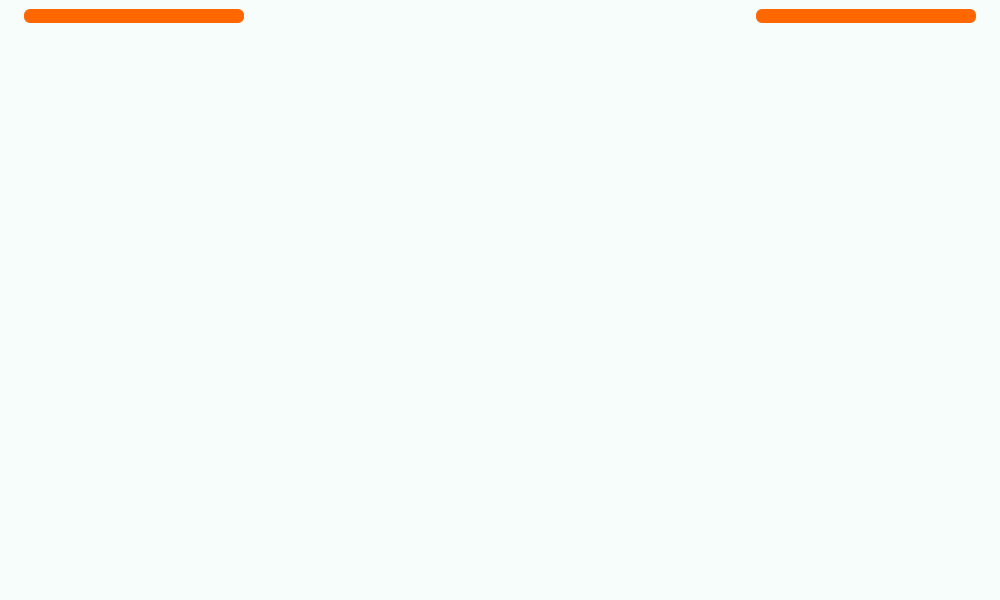
Qt form main.ui (Farazist/raspberrypi-app) before a commit.
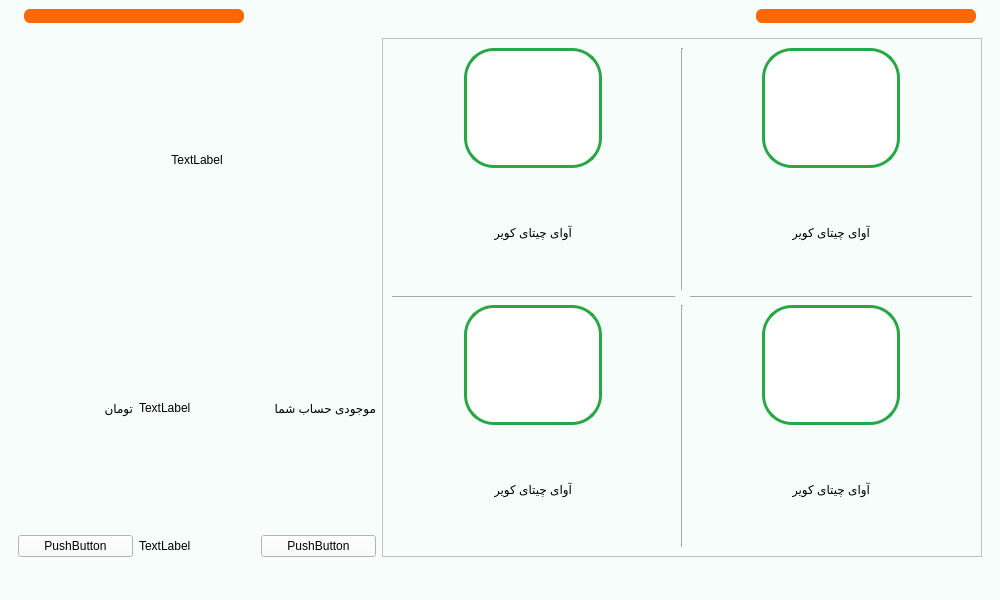
The same form after that commit. The open tabs and pages were chosen to show the change. Icons and pictures are not drawn.

What changed in the file:
```diff
--- a/main.ui
+++ b/main.ui
@@ -3567,7 +3567,7 @@
                </widget>
               </item>
               <item alignment="Qt::AlignHCenter">
-               <widget class="QLabel" name="label_20">
+               <widget class="QLabel" name="lblCharity_2">
                 <property name="styleSheet">
                  <string notr="true">font: 18pt &quot;IRANSans&quot;;
 color:#000000;</string>
@@ -3582,7 +3582,7 @@
             <item row="2" column="0">
              <layout class="QVBoxLayout" name="verticalLayout_36">
               <item alignment="Qt::AlignHCenter">
-               <widget class="QPushButton" name="pushButton_3">
+               <widget class="QPushButton" name="btnCharity_3">
                 <property name="minimumSize">
                  <size>
                   <width>0</width>
@@ -3624,7 +3624,7 @@
                </widget>
               </item>
               <item alignment="Qt::AlignHCenter">
-               <widget class="QLabel" name="label_18">
+               <widget class="QLabel" name="lblCharity_3">
                 <property name="toolTip">
                  <string>&lt;html&gt;&lt;head/&gt;&lt;body&gt;&lt;p&gt;کمیته امداد امام خمینی&lt;/p&gt;&lt;/body&gt;&lt;/html&gt;</string>
                 </property>
@@ -3656,7 +3656,7 @@
             <item row="2" column="2">
              <layout class="QVBoxLayout" name="verticalLayout_35">
               <item alignment="Qt::AlignHCenter">
-               <widget class="QPushButton" name="pushButton_5">
+               <widget class="QPushButton" name="btnCharity_4">
                 <property name="minimumSize">
                  <size>
                   <width>0</width>
@@ -3698,7 +3698,7 @@
                </widget>
               </item>
               <item alignment="Qt::AlignHCenter">
-               <widget class="QLabel" name="label_13">
+               <widget class="QLabel" name="lblCharity_4">
                 <property name="styleSheet">
                  <string notr="true">font: 18pt &quot;IRANSans&quot;;
 color:#000000;</string>
@@ -3762,7 +3762,7 @@
                </widget>
               </item>
               <item alignment="Qt::AlignHCenter">
-               <widget class="QLabel" name="label_19">
+               <widget class="QLabel" name="lblCharity_1">
                 <property name="styleSheet">
                  <string notr="true">font: 18pt &quot;IRANSans&quot;;
 color:#000000;</string>
@@ -3787,7 +3787,347 @@
         </item>
        </layout>
       </widget>
-      <widget class="QWidget" name="pageEnvirnmentalProtection"/>
+      <widget class="QWidget" name="pageEnvirnmentalProtection">
+       <layout class="QHBoxLayout" name="horizontalLayout_28">
+        <item>
+         <layout class="QVBoxLayout" name="verticalLayout_40">
+          <item alignment="Qt::AlignHCenter">
+           <widget class="QLabel" name="lblSelectedEnvirnmentalProtection">
+            <property name="styleSheet">
+             <string notr="true">font: 26pt &quot;IRANSans&quot;;
+color:#000000;</string>
+            </property>
+            <property name="text">
+             <string>TextLabel</string>
+            </property>
+            <property name="alignment">
+             <set>Qt::AlignCenter</set>
+            </property>
+           </widget>
+          </item>
+          <item>
+           <layout class="QHBoxLayout" name="horizontalLayout_29">
+            <item>
+             <widget class="QLabel" name="label_19">
+              <property name="text">
+               <string>تومان</string>
+              </property>
+             </widget>
+            </item>
+            <item>
+             <widget class="QLabel" name="label_18">
+              <property name="text">
+               <string>TextLabel</string>
+              </property>
+             </widget>
+            </item>
+            <item>
+             <widget class="QLabel" name="label_13">
+              <property name="text">
+               <string>موجودی حساب شما</string>
+              </property>
+             </widget>
+            </item>
+           </layout>
+          </item>
+          <item>
+           <layout class="QHBoxLayout" name="horizontalLayout_30">
+            <item>
+             <widget class="QPushButton" name="pushButton_5">
+              <property name="text">
+               <string>PushButton</string>
+              </property>
+             </widget>
+            </item>
+            <item>
+             <widget class="QLabel" name="label_20">
+              <property name="text">
+               <string>TextLabel</string>
+              </property>
+             </widget>
+            </item>
+            <item>
+             <widget class="QPushButton" name="pushButton_3">
+              <property name="text">
+               <string>PushButton</string>
+              </property>
+             </widget>
+            </item>
+           </layout>
+          </item>
+         </layout>
+        </item>
+        <item>
+         <widget class="QScrollArea" name="scrollArea_4">
+          <property name="maximumSize">
+           <size>
+            <width>600</width>
+            <height>16777215</height>
+           </size>
+          </property>
+          <property name="widgetResizable">
+           <bool>true</bool>
+          </property>
+          <widget class="QWidget" name="scrollAreaWidgetContents_3">
+           <property name="geometry">
+            <rect>
+             <x>0</x>
+             <y>0</y>
+             <width>581</width>
+             <height>525</height>
+            </rect>
+           </property>
+           <layout class="QGridLayout" name="gridLayout_5">
+            <item row="0" column="0">
+             <layout class="QVBoxLayout" name="verticalLayout_49">
+              <item alignment="Qt::AlignHCenter">
+               <widget class="QPushButton" name="pushButton">
+                <property name="maximumSize">
+                 <size>
+                  <width>200</width>
+                  <height>200</height>
+                 </size>
+                </property>
+                <property name="styleSheet">
+                 <string notr="true">QPushButton{
+background-color: #ffffff; 
+border: 3px solid #28a745; 
+border-radius: 30px;
+outline-style: none;
+padding: 50px;
+}
+QPushButton:pressed {
+background-color: #6fdc89;
+border-style: inset;
+}</string>
+                </property>
+                <property name="text">
+                 <string/>
+                </property>
+                <property name="icon">
+                 <iconset>
+                  <normaloff>images/envirnmentalProtection/cheeco.png</normaloff>images/envirnmentalProtection/cheeco.png</iconset>
+                </property>
+                <property name="iconSize">
+                 <size>
+                  <width>150</width>
+                  <height>150</height>
+                 </size>
+                </property>
+               </widget>
+              </item>
+              <item alignment="Qt::AlignHCenter">
+               <widget class="QLabel" name="label_22">
+                <property name="styleSheet">
+                 <string notr="true">font: 18pt &quot;IRANSans&quot;;
+color:#000000;</string>
+                </property>
+                <property name="text">
+                 <string>آوای چیتای کویر</string>
+                </property>
+                <property name="alignment">
+                 <set>Qt::AlignCenter</set>
+                </property>
+               </widget>
+              </item>
+             </layout>
+            </item>
+            <item row="2" column="2">
+             <layout class="QVBoxLayout" name="verticalLayout_47">
+              <item alignment="Qt::AlignHCenter">
+               <widget class="QPushButton" name="pushButton_10">
+                <property name="maximumSize">
+                 <size>
+                  <width>200</width>
+                  <height>200</height>
+                 </size>
+                </property>
+                <property name="styleSheet">
+                 <string notr="true">QPushButton{
+background-color: #ffffff; 
+border: 3px solid #28a745; 
+border-radius: 30px;
+outline-style: none;
+padding: 50px;
+}
+QPushButton:pressed {
+background-color: #6fdc89;
+border-style: inset;
+}</string>
+                </property>
+                <property name="text">
+                 <string/>
+                </property>
+                <property name="icon">
+                 <iconset>
+                  <normaloff>images/envirnmentalProtection/cheeco.png</normaloff>images/envirnmentalProtection/cheeco.png</iconset>
+                </property>
+                <property name="iconSize">
+                 <size>
+                  <width>150</width>
+                  <height>150</height>
+                 </size>
+                </property>
+               </widget>
+              </item>
+              <item alignment="Qt::AlignHCenter">
+               <widget class="QLabel" name="label_26">
+                <property name="styleSheet">
+                 <string notr="true">font: 18pt &quot;IRANSans&quot;;
+color:#000000;</string>
+                </property>
+                <property name="text">
+                 <string>آوای چیتای کویر</string>
+                </property>
+                <property name="alignment">
+                 <set>Qt::AlignCenter</set>
+                </property>
+               </widget>
+              </item>
+             </layout>
+            </item>
+            <item row="0" column="2">
+             <layout class="QVBoxLayout" name="verticalLayout_50">
+              <item alignment="Qt::AlignHCenter">
+               <widget class="QPushButton" name="pushButton_8">
+                <property name="maximumSize">
+                 <size>
+                  <width>200</width>
+                  <height>200</height>
+                 </size>
+                </property>
+                <property name="styleSheet">
+                 <string notr="true">QPushButton{
+background-color: #ffffff; 
+border: 3px solid #28a745; 
+border-radius: 30px;
+outline-style: none;
+padding: 50px;
+}
+QPushButton:pressed {
+background-color: #6fdc89;
+border-style: inset;
+}</string>
+                </property>
+                <property name="text">
+                 <string/>
+                </property>
+                <property name="icon">
+                 <iconset>
+                  <normaloff>images/envirnmentalProtection/cheeco.png</normaloff>images/envirnmentalProtection/cheeco.png</iconset>
+                </property>
+                <property name="iconSize">
+                 <size>
+                  <width>150</width>
+                  <height>150</height>
+                 </size>
+                </property>
+               </widget>
+              </item>
+              <item alignment="Qt::AlignHCenter">
+               <widget class="QLabel" name="label_24">
+                <property name="styleSheet">
+                 <string notr="true">font: 18pt &quot;IRANSans&quot;;
+color:#000000;</string>
+                </property>
+                <property name="text">
+                 <string>آوای چیتای کویر</string>
+                </property>
+                <property name="alignment">
+                 <set>Qt::AlignCenter</set>
+                </property>
+               </widget>
+              </item>
+             </layout>
+            </item>
+            <item row="1" column="0">
+             <widget class="Line" name="line_6">
+              <property name="orientation">
+               <enum>Qt::Horizontal</enum>
+              </property>
+             </widget>
+            </item>
+            <item row="2" column="0">
+             <layout class="QVBoxLayout" name="verticalLayout_48">
+              <item alignment="Qt::AlignHCenter">
+               <widget class="QPushButton" name="pushButton_9">
+                <property name="maximumSize">
+                 <size>
+                  <width>200</width>
+                  <height>200</height>
+                 </size>
+                </property>
+                <property name="styleSheet">
+                 <string notr="true">QPushButton{
+background-color: #ffffff; 
+border: 3px solid #28a745; 
+border-radius: 30px;
+outline-style: none;
+padding: 50px;
+}
+QPushButton:pressed {
+background-color: #6fdc89;
+border-style: inset;
+}</string>
+                </property>
+                <property name="text">
+                 <string/>
+                </property>
+                <property name="icon">
+                 <iconset>
+                  <normaloff>images/envirnmentalProtection/cheeco.png</normaloff>images/envirnmentalProtection/cheeco.png</iconset>
+                </property>
+                <property name="iconSize">
+                 <size>
+                  <width>150</width>
+                  <height>150</height>
+                 </size>
+                </property>
+               </widget>
+              </item>
+              <item alignment="Qt::AlignHCenter">
+               <widget class="QLabel" name="label_25">
+                <property name="styleSheet">
+                 <string notr="true">font: 18pt &quot;IRANSans&quot;;
+color:#000000;</string>
+                </property>
+                <property name="text">
+                 <string>آوای چیتای کویر</string>
+                </property>
+                <property name="alignment">
+                 <set>Qt::AlignCenter</set>
+                </property>
+               </widget>
+              </item>
+             </layout>
+            </item>
+            <item row="1" column="2">
+             <widget class="Line" name="line_7">
+              <property name="orientation">
+               <enum>Qt::Horizontal</enum>
+              </property>
+             </widget>
+            </item>
+            <item row="0" column="1">
+             <widget class="Line" name="line_8">
+              <property name="orientation">
+               <enum>Qt::Vertical</enum>
+              </property>
+             </widget>
+            </item>
+            <item row="2" column="1">
+             <widget class="Line" name="line_9">
+              <property name="orientation">
+               <enum>Qt::Vertical</enum>
+              </property>
+             </widget>
+            </item>
+           </layout>
+          </widget>
+         </widget>
+        </item>
+       </layout>
+      </widget>
       <widget class="QWidget" name="pageDepositToWallet"/>
       <widget class="QWidget" name="pageChargingResidentialUnit">
        <layout class="QVBoxLayout" name="verticalLayout_33">
```
Left out of the diff: 26 changed lines with no effect on the pictures.
